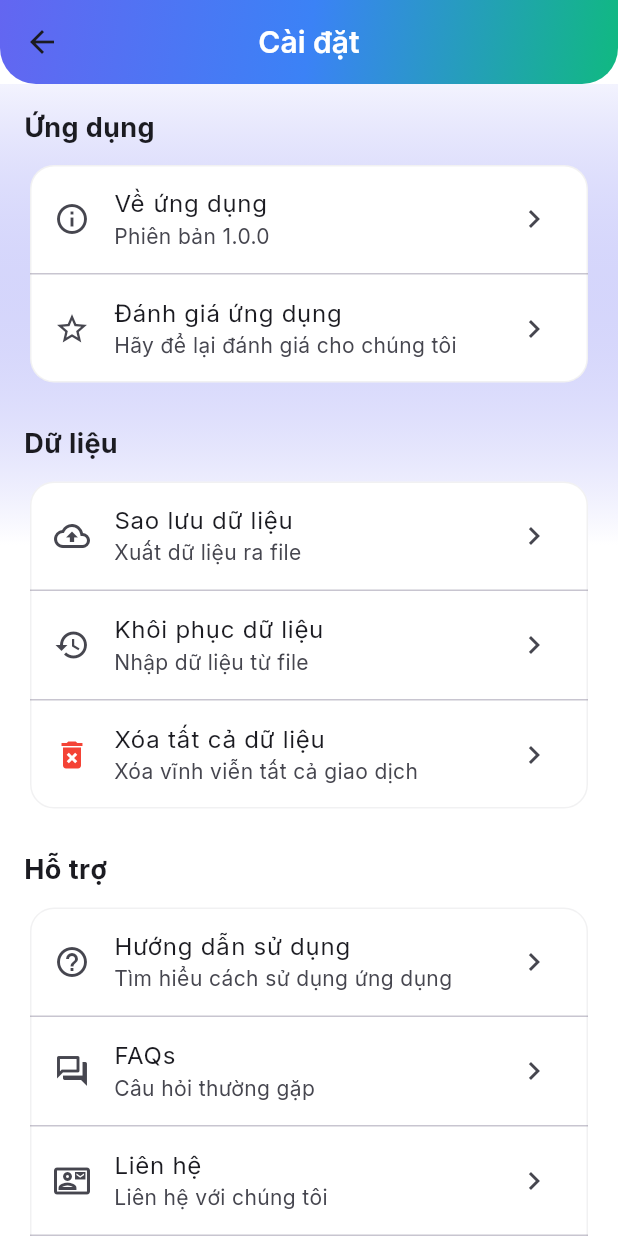
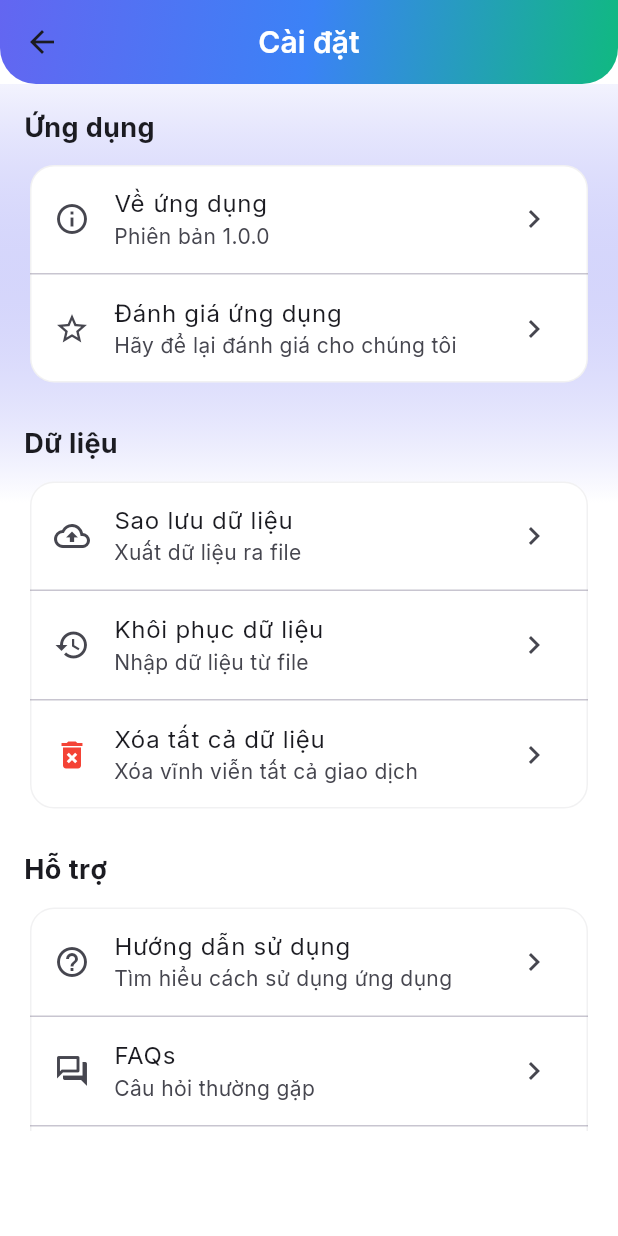
Before and after one commit to Minhkl27/finance_manage, a Flutter app: the SettingsScreen screen opened directly, on a phone screen of 412 x 824 dp. Run offline on Flutter 3.47's test engine with Material 3 defaults, Android fonts, the phone set to English and light mode, and no system bars; our stand-ins replace google_fonts, shared_preferences; accounts and stored records are empty.

Commit message:
fix setting screen

```diff
--- a/lib/features/settings/settings_screen.dart
+++ b/lib/features/settings/settings_screen.dart
@@ -102,6 +102,7 @@ class _SettingsScreenState extends State<SettingsScreen> {
       body: Container(
         width: double.infinity,
         height: double.infinity,
+        margin: EdgeInsets.only(bottom: 70),
         decoration: BoxDecoration(
           gradient: LinearGradient(
             colors: [
```
